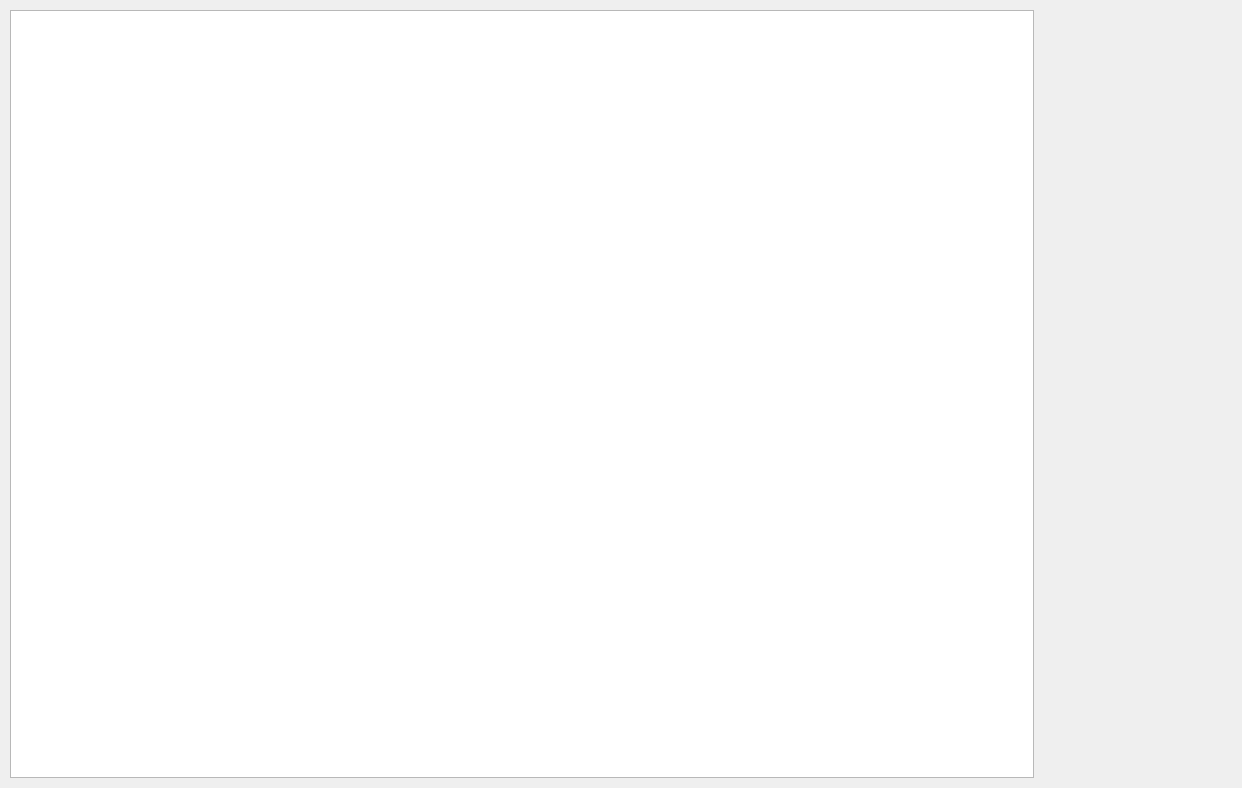
First picture: the form in TryWaterColor/mainwindow.ui, repository reijo1337/Watercolor, before the edit.
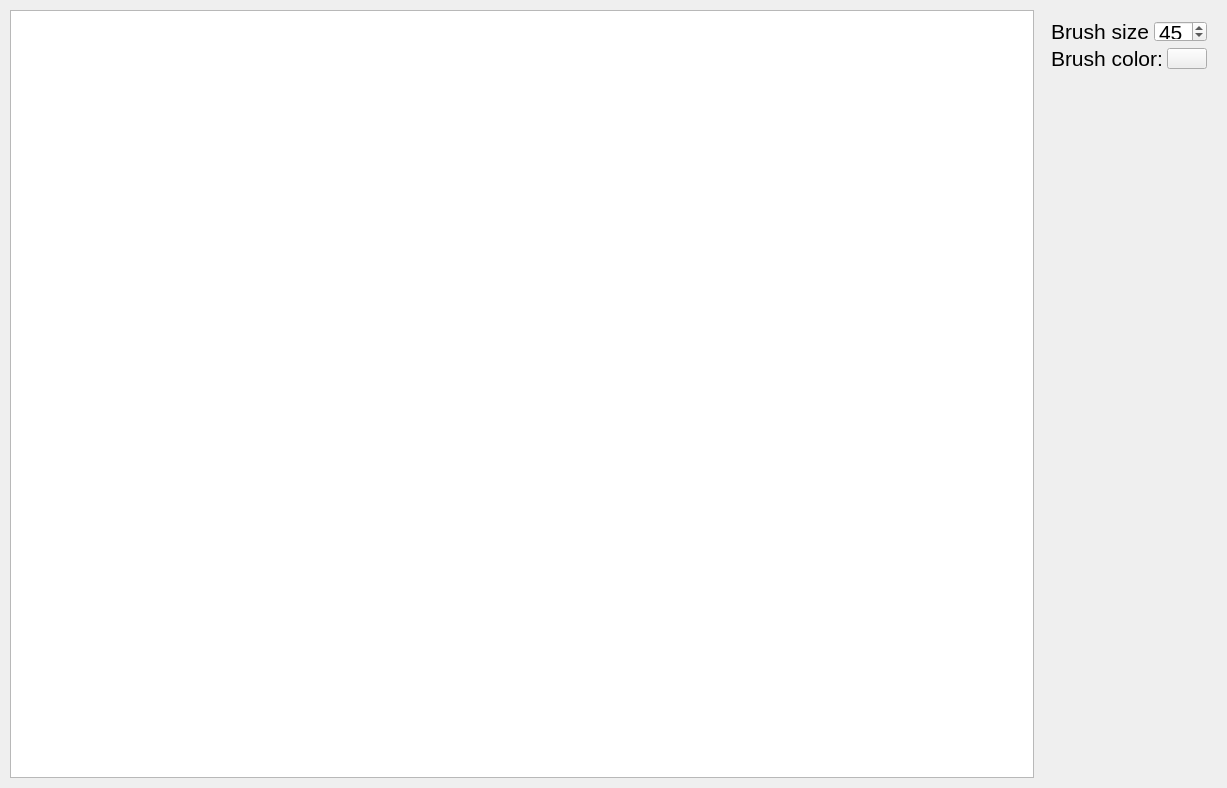
Second picture: the form after the edit.

Commit message: Added strategys for Simple, Wet-on-dry (doesn't work) and Crunch brushes. Color and size of brush now editeble.

```diff
--- a/TryWaterColor/mainwindow.ui
+++ b/TryWaterColor/mainwindow.ui
@@ -6,7 +6,7 @@
    <rect>
     <x>0</x>
     <y>0</y>
-    <width>1242</width>
+    <width>1227</width>
     <height>788</height>
    </rect>
   </property>
@@ -27,6 +27,69 @@
      <cursorShape>BlankCursor</cursorShape>
     </property>
    </widget>
+   <widget class="QWidget" name="">
+    <property name="geometry">
+     <rect>
+      <x>1040</x>
+      <y>10</y>
+      <width>178</width>
+      <height>70</height>
+     </rect>
+    </property>
+    <layout class="QVBoxLayout" name="verticalLayout">
+     <item>
+      <layout class="QHBoxLayout" name="horizontalLayout">
+       <item>
+        <widget class="QLabel" name="label">
+         <property name="font">
+          <font>
+           <pointsize>16</pointsize>
+          </font>
+         </property>
+         <property name="text">
+          <string>Brush size:</string>
+         </property>
+        </widget>
+       </item>
+       <item>
+        <widget class="QSpinBox" name="brushSize">
+         <property name="font">
+          <font>
+           <pointsize>16</pointsize>
+          </font>
+         </property>
+         <property name="value">
+          <number>45</number>
+         </property>
+        </widget>
+       </item>
+      </layout>
+     </item>
+     <item>
+      <layout class="QHBoxLayout" name="horizontalLayout_2">
+       <item>
+        <widget class="QLabel" name="label_2">
+         <property name="font">
+          <font>
+           <pointsize>16</pointsize>
+          </font>
+         </property>
+         <property name="text">
+          <string>Brush color:</string>
+         </property>
+        </widget>
+       </item>
+       <item>
+        <widget class="QPushButton" name="colorPicker">
+         <property name="text">
+          <string/>
+         </property>
+        </widget>
+       </item>
+      </layout>
+     </item>
+    </layout>
+   </widget>
   </widget>
  </widget>
  <layoutdefault spacing="6" margin="11"/>
```
The commit also changes 13 other files.
